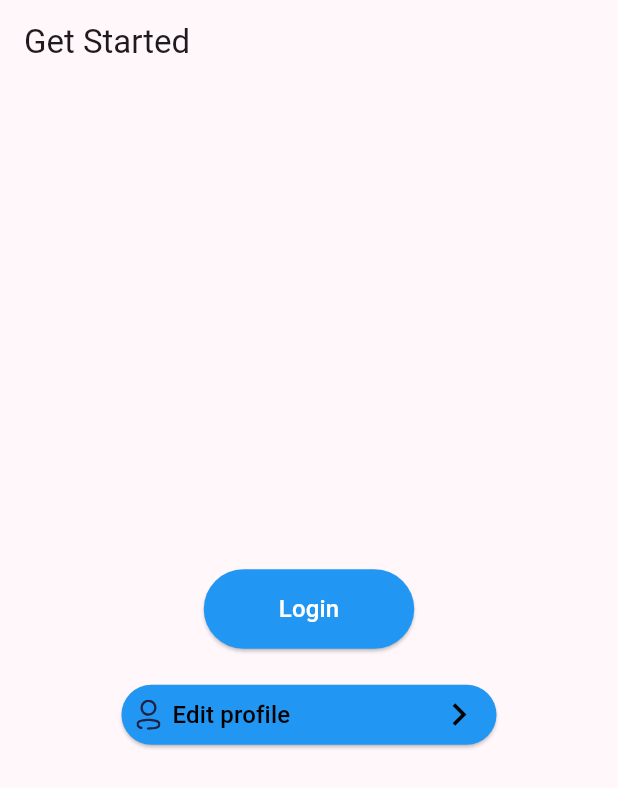
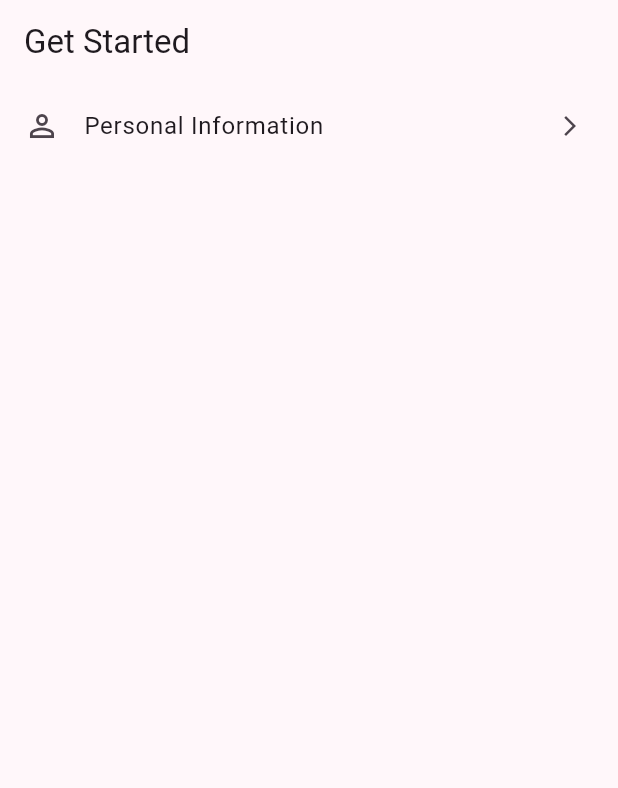
Before and after one commit to Bentanik/exe02_fe_mobile, a Flutter app: the screen it shows after launch, on a phone screen of 412 x 824 dp. Shown: the top 788 px of the screen. Run offline on Flutter 3.47's test engine with Material 3 defaults, Android fonts, the phone set to English and light mode, and no system bars.

Commit message:
fix profile button

```diff
--- a/lib/common/widget/button.dart
+++ b/lib/common/widget/button.dart
@@ -3,7 +3,7 @@ import 'package:flutter/material.dart';
 
 class Button extends StatefulWidget {
   final String text;
-  final Future<void> Function() onPressed; // Nhận callback async
+  final Future<void> Function() onPressed;
   final Color backgroundColor;
   final Color textColor;
 
--- a/lib/common/widget/profile_button.dart
+++ b/lib/common/widget/profile_button.dart
@@ -1,22 +1,12 @@
-
 import 'package:flutter/cupertino.dart';
 import 'package:flutter/material.dart';
 
-
 class ProfileButton extends StatefulWidget {
-  final String text;
-  final Future<void> Function() onPressed; // Nhận callback async
-  final Color backgroundColor;
-  final Color textColor;
-  final Widget? icon;
+  final Future<void> Function() onTap;
 
   const ProfileButton({
     Key? key,
-    required this.text,
-    required this.onPressed,
-    required this.icon,
-    this.backgroundColor = Colors.blue,
-    this.textColor = Colors.black,
+    required this.onTap,
   }) : super(key: key);
 
   @override
@@ -26,14 +16,14 @@ class ProfileButton extends StatefulWidget {
 class _LoadingButtonState extends State<ProfileButton> {
   bool _isLoading = false;
 
-  Future<void> _handlePress() async {
+  Future<void> _handleTap() async {
     if (_isLoading) return;
 
     setState(() {
       _isLoading = true;
     });
 
-    await widget.onPressed();
+    await widget.onTap(); // Gọi callback từ widget cha
 
     setState(() {
       _isLoading = false;
@@ -42,38 +32,18 @@ class _LoadingButtonState extends State<ProfileButton> {
 
   @override
   Widget build(BuildContext context) {
-    return SizedBox(
-      width: 250,
-      child: ElevatedButton(
-        onPressed: _isLoading ? null : _handlePress,
-        style: ElevatedButton.styleFrom(
-          backgroundColor: widget.backgroundColor,
-          padding: const EdgeInsets.symmetric(vertical: 5, horizontal: 10),
-        ),
-        child: _isLoading
+    return GestureDetector(
+      onTap:_isLoading ? null : _handleTap,
+      child: ListTile(
+        leading: const Icon(Icons.person_outline),
+        title: const Text('Personal Information'),
+        trailing: _isLoading
             ? const SizedBox(
-          child: CircularProgressIndicator(
-            strokeWidth: 2,
-            color: Colors.red,
-          ),
+          width: 16,
+          height: 16,
+          child: CircularProgressIndicator(strokeWidth: 2),
         )
-            :
-        Row(
-          mainAxisAlignment: MainAxisAlignment.spaceBetween,
-          children: [
-            Row(
-              children: [
-                widget.icon ?? const SizedBox(),
-                const SizedBox(width: 8),
-                Text(
-                  widget.text,
-                  style: TextStyle(color: widget.textColor, fontSize: 16),
-                ),
-              ],
-            ),
-            Icon(Icons.chevron_right, color: widget.textColor, size: 30,),
-          ],
-        ),
+            : const Icon(Icons.arrow_forward_ios, size: 16),
       ),
     );
   }
--- a/lib/presentation/intro/pages/get_started.dart
+++ b/lib/presentation/intro/pages/get_started.dart
@@ -1,10 +1,7 @@
 import 'package:exe02_fe_mobile/common/helpers/routes.dart';
-import 'package:exe02_fe_mobile/common/widget/button.dart'; // Import LoadingButton
 import 'package:exe02_fe_mobile/common/widget/profile_button.dart';
-import 'package:exe02_fe_mobile/core/configs/assets/app_vectors.dart';
 import 'package:exe02_fe_mobile/presentation/intro/pages/authen/login.dart';
 import 'package:flutter/material.dart';
-import 'package:flutter_svg/flutter_svg.dart';
 
 class GetStartedPage extends StatelessWidget {
   const GetStartedPage({super.key});
@@ -17,18 +14,14 @@ class GetStartedPage extends StatelessWidget {
         child: Column(
           mainAxisAlignment: MainAxisAlignment.center,
           children: [
-            Button(
-              text: 'Login',
-              onPressed: () => Routes.navigateToPage(context, Login()),
-              backgroundColor: Colors.blue,
-              textColor: Colors.white,
-            ),
-            const SizedBox(height: 20),
-            ProfileButton(
-                text: 'Edit profile',
-                onPressed: () => Routes.navigateToPage(context, Login()),
-                icon: SvgPicture.asset(AppVector.User_icon),
-            ),
+            Expanded(
+                child: ListView(
+              children: [
+                ProfileButton(
+                  onTap: () => Routes.navigateToPage(context, Login()),
+                ),
+              ],
+            ))
           ],
         ),
       ),
--- a/pubspec.yaml
+++ b/pubspec.yaml
@@ -30,9 +30,10 @@ environment:
 dependencies:
   flutter:
     sdk: flutter
-
+  font_awesome_flutter: ^10.5.0
   cupertino_icons: ^1.0.8
   flutter_svg:
+
 
 dev_dependencies:
   flutter_test:
```
Also changed, not shown: pubspec.lock.
